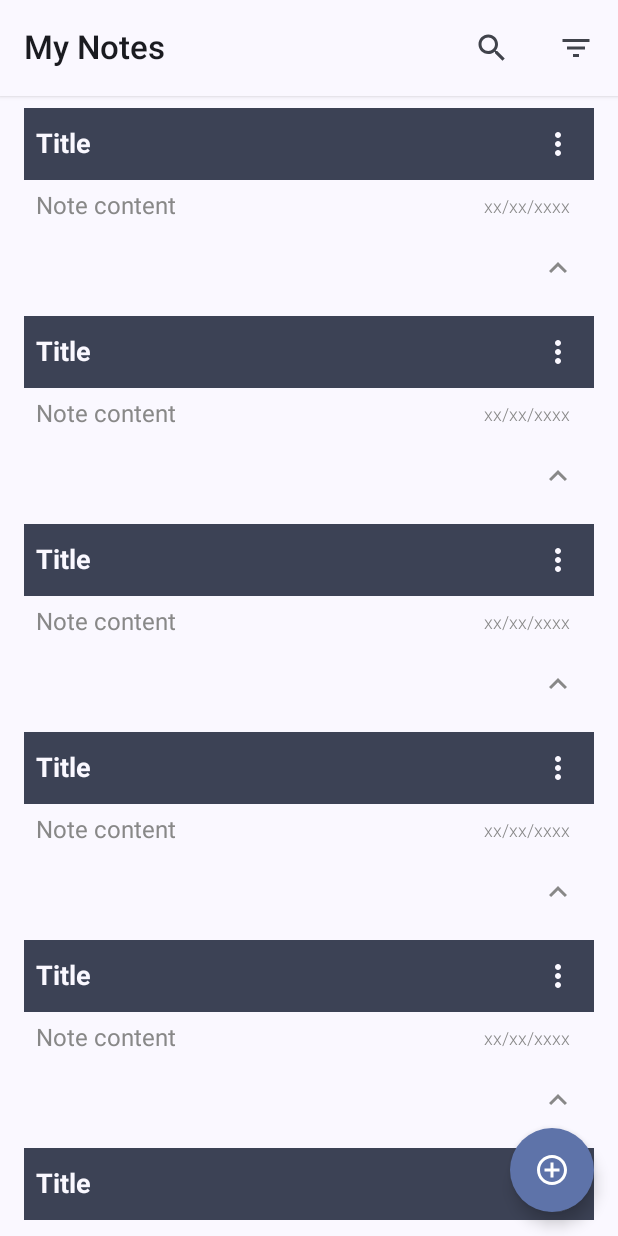
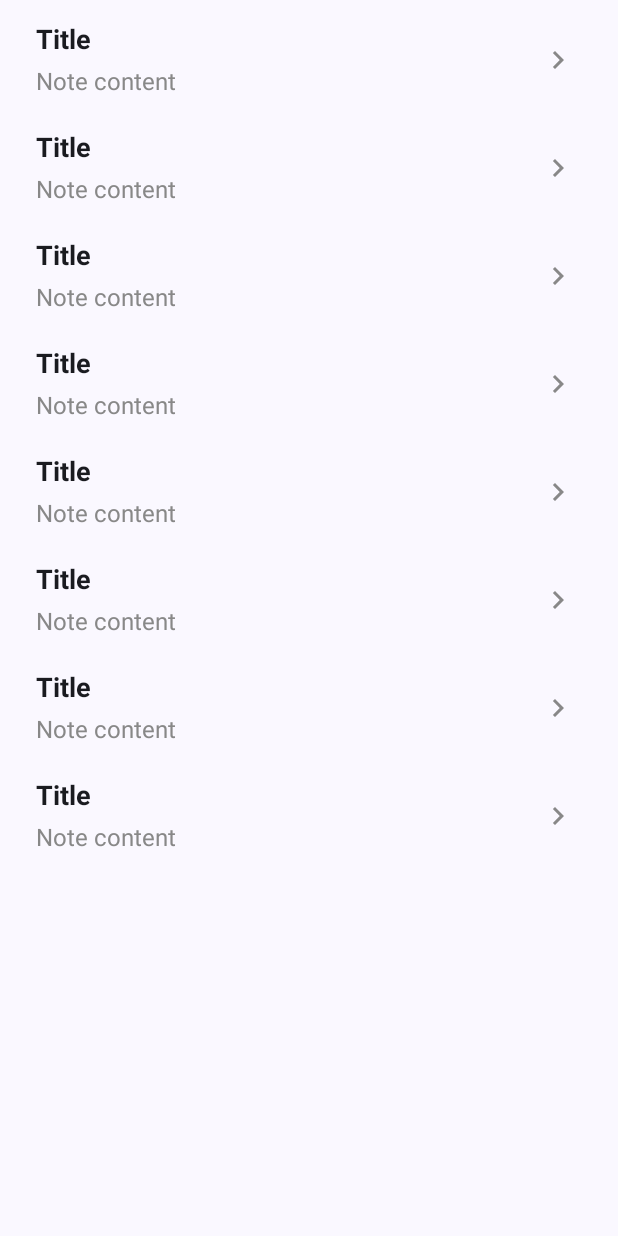
Before and after one commit to ajloinformatico/NewKeepItDroid, an Android app built with Jetpack Compose: the screen it shows after launch (MainActivity), on a phone screen of 412 x 824 dp. Run offline under Robolectric (Android 15) with nearby library versions, the phone set to English and light mode, and no system bars.

Commit message:
base of search screen an SearchItemNote

```diff
--- a/app/src/main/java/es/infolojo/newkeepitdroid/MainActivity.kt
+++ b/app/src/main/java/es/infolojo/newkeepitdroid/MainActivity.kt
@@ -12,6 +12,7 @@ import androidx.compose.runtime.Composable
 import androidx.compose.ui.Modifier
 import androidx.compose.ui.tooling.preview.Preview
 import es.infolojo.newkeepitdroid.ui.screens.home.HomeScreen
+import es.infolojo.newkeepitdroid.ui.screens.search.SearchScreen
 import es.infolojo.newkeepitdroid.ui.theme.NewKeepItDroidTheme
 
 class MainActivity : ComponentActivity() {
@@ -26,7 +27,8 @@ class MainActivity : ComponentActivity() {
                         name = "Android",
                         modifier = Modifier.padding(innerPadding)
                     )*/
-                    HomeScreen()
+                    // HomeScreen()
+                    SearchScreen()
                 }
             }
         }
--- /dev/null
+++ b/app/src/main/java/es/infolojo/newkeepitdroid/ui/screens/search/SearchItemNote.kt
@@ -0,0 +1,80 @@
+package es.infolojo.newkeepitdroid.ui.screens.search
+
+import androidx.compose.foundation.background
+import androidx.compose.foundation.layout.Column
+import androidx.compose.foundation.layout.Row
+import androidx.compose.foundation.layout.fillMaxWidth
+import androidx.compose.foundation.layout.padding
+import androidx.compose.material.icons.Icons
+import androidx.compose.material.icons.automirrored.filled.KeyboardArrowRight
+import androidx.compose.material3.Icon
+import androidx.compose.material3.IconButton
+import androidx.compose.material3.MaterialTheme
+import androidx.compose.material3.Text
+import androidx.compose.runtime.Composable
+import androidx.compose.ui.Alignment
+import androidx.compose.ui.Modifier
+import androidx.compose.ui.graphics.Color
+import androidx.compose.ui.res.stringResource
+import androidx.compose.ui.text.TextStyle
+import androidx.compose.ui.text.font.FontWeight
+import androidx.compose.ui.text.style.TextOverflow
+import androidx.compose.ui.tooling.preview.Preview
+import androidx.compose.ui.unit.dp
+import androidx.compose.ui.unit.em
+import androidx.compose.ui.unit.sp
+import es.infolojo.newkeepitdroid.R
+
+/**
+ * Row of the search screen
+ */
+@Composable
+fun SearchItemNote() {
+    Row(
+        modifier = Modifier.fillMaxWidth()
+            .background(MaterialTheme.colorScheme.background)
+            .padding(start = 8.dp, top = 8.dp, bottom = 8.dp),
+        verticalAlignment = Alignment.CenterVertically
+    ) {
+        Row(
+            Modifier.weight(1f).padding(end = 24.dp),
+        ) {
+            Column {
+                Text(
+                    text = stringResource(R.string.title),
+                    style = TextStyle(lineHeight = 1.5.em),
+                    fontWeight = FontWeight.Bold,
+                    modifier = Modifier.fillMaxWidth().padding(bottom = 8.dp),
+                    fontSize = 18.sp,
+                    overflow = TextOverflow.Ellipsis, // idem a elipsis end en xml
+                    maxLines = 1,
+                )
+                Text(
+                    text = stringResource(R.string.note_content),
+                    color = Color.Gray,
+                    overflow = TextOverflow.Ellipsis,
+                    modifier = Modifier.fillMaxWidth(),
+                    fontSize = 16.sp,
+                    style = TextStyle(lineHeight = 1.5.em)
+                )
+            }
+        }
+        Row {
+            IconButton(
+                onClick = { /*TODO*/ }
+            ) {
+                Icon(
+                    imageVector = Icons.AutoMirrored.Filled.KeyboardArrowRight, contentDescription = stringResource(R.string.go_to_detail),
+                    tint = Color.Gray
+                )
+            }
+        }
+
+    }
+}
+
+@Preview(showBackground = true)
+@Composable
+fun SearchItemNotePreview() {
+    SearchItemNote()
+}
--- /dev/null
+++ b/app/src/main/java/es/infolojo/newkeepitdroid/ui/screens/search/SearchScreen.kt
@@ -0,0 +1,57 @@
+package es.infolojo.newkeepitdroid.ui.screens.search
+
+import androidx.compose.foundation.layout.Arrangement
+import androidx.compose.foundation.layout.Box
+import androidx.compose.foundation.layout.Column
+import androidx.compose.foundation.layout.fillMaxWidth
+import androidx.compose.foundation.layout.padding
+import androidx.compose.foundation.layout.size
+import androidx.compose.foundation.lazy.LazyColumn
+import androidx.compose.material3.Scaffold
+import androidx.compose.runtime.Composable
+import androidx.compose.ui.Alignment
+import androidx.compose.ui.Modifier
+import androidx.compose.ui.tooling.preview.Preview
+import androidx.compose.ui.unit.dp
+
+@Composable
+fun SearchScreen() {
+    Scaffold { innerPadding ->
+
+        // TODO:search bar
+
+        Column(
+            modifier = Modifier.fillMaxWidth().padding(innerPadding),
+            verticalArrangement = Arrangement.Center,
+            horizontalAlignment = Alignment.CenterHorizontally
+        ) {
+            // RecyclerView
+            LazyColumn(
+                modifier = Modifier.fillMaxWidth().padding(
+                    start = 16.dp,
+                    end = 16.dp,
+                    bottom = 8.dp,
+                    top = 8.dp
+                ),
+                // contenido centrado
+                horizontalAlignment = Alignment.CenterHorizontally,
+                // esoacio entre items de 8dps
+                verticalArrangement = Arrangement.spacedBy(8.dp)
+            ) {
+                items(8) {
+                    SearchItemNote()
+                }
+                // para hacer un clipToPadding false
+                item {
+                    Box(modifier = Modifier.size(80.dp))
+                }
+            }
+        }
+    }
+}
+
+@Preview
+@Composable
+fun SearchScreenPreview() {
+    SearchScreen()
+}
--- a/app/src/main/res/values/strings.xml
+++ b/app/src/main/res/values/strings.xml
@@ -18,4 +18,5 @@
     <string name="note_content">Note content</string>
     <string name="note_date">xx/xx/xxxx</string>
     <string name="expand_and_collapse">Expand and collapse</string>
+    <string name="go_to_detail">Go to detail</string>
 </resources>
```
